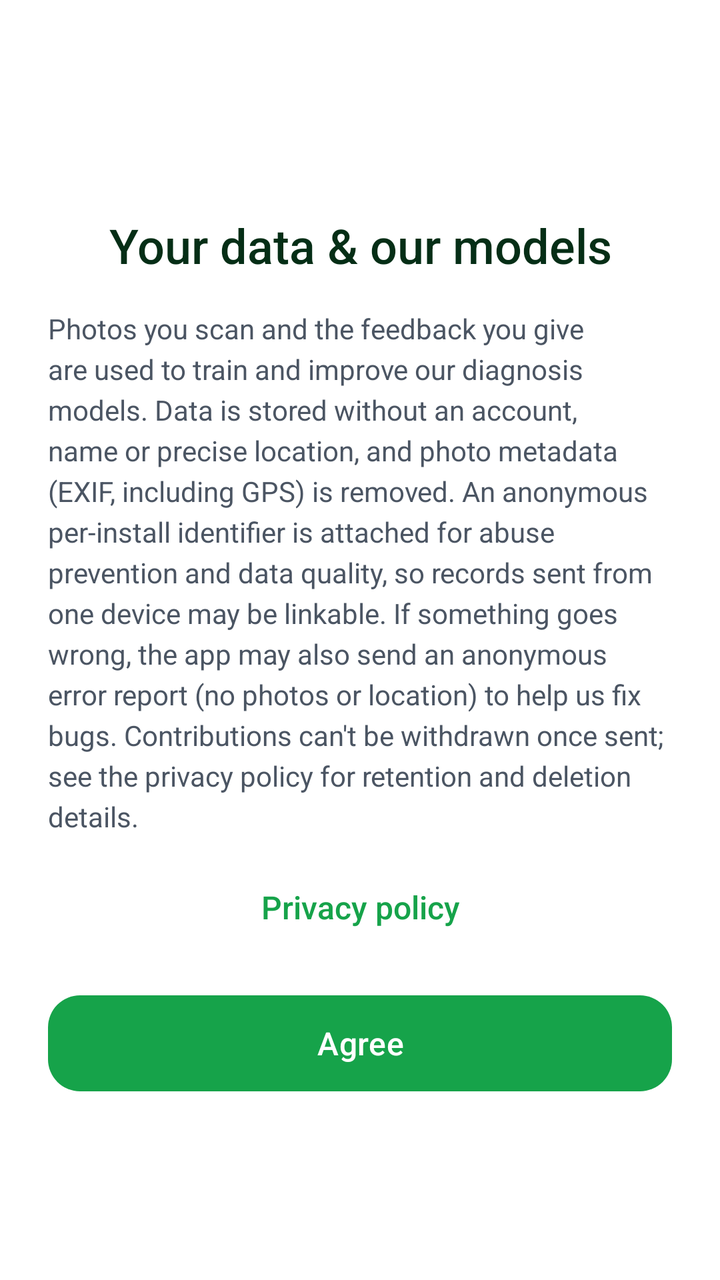
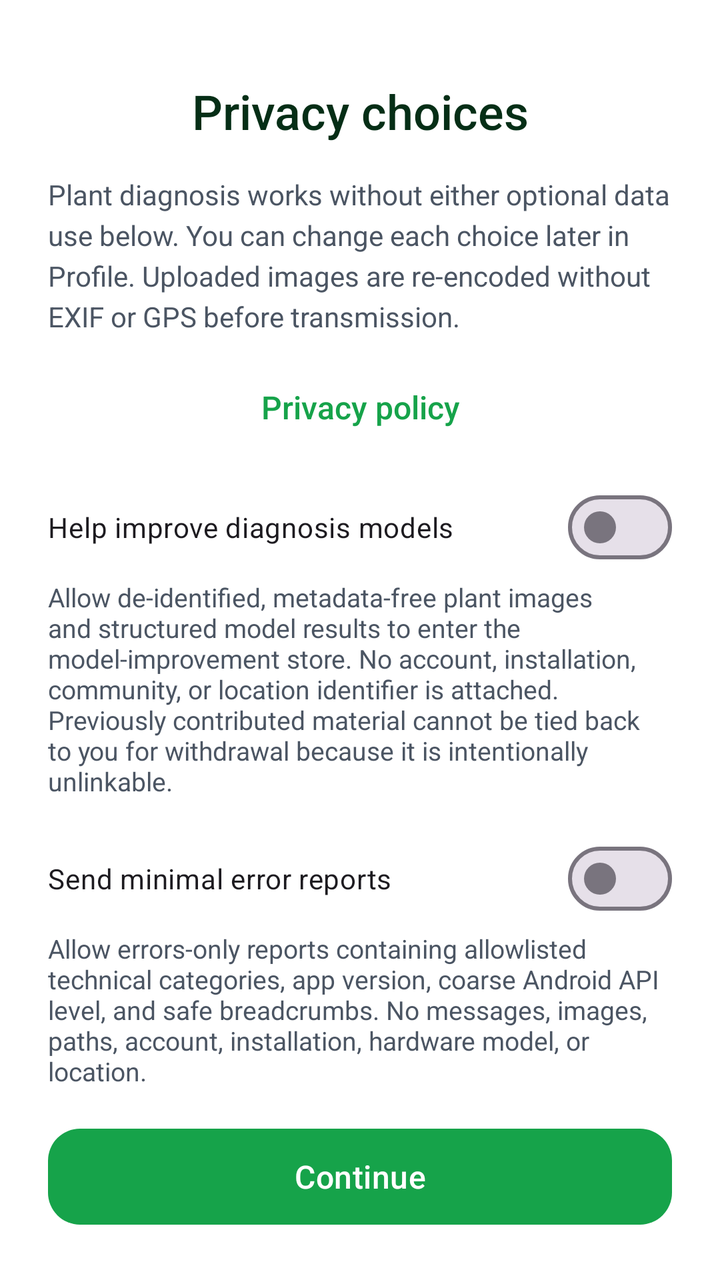

Before-and-after screenshots of an Android layout around one commit, followed by the original layout XML and the change that was made.
<!-- AndroidManifest.xml: application theme Theme.PlantDiseases -->
<!-- res/layout/activity_onboarding.xml -->
<?xml version="1.0" encoding="utf-8"?>
<ScrollView
    xmlns:android="http://schemas.android.com/apk/res/android"
    xmlns:app="http://schemas.android.com/apk/res-auto"
    android:layout_width="match_parent"
    android:layout_height="match_parent"
    android:background="@color/background"
    android:fillViewport="true"
    android:fitsSystemWindows="true"
    android:scrollbars="none">

    <LinearLayout
        android:layout_width="match_parent"
        android:layout_height="wrap_content"
        android:gravity="center"
        android:orientation="vertical"
        android:paddingHorizontal="@dimen/space_2xl"
        android:paddingTop="@dimen/space_lg"
        android:paddingBottom="@dimen/space_lg">

        <TextView
            android:id="@+id/consent_title"
            android:layout_width="match_parent"
            android:layout_height="wrap_content"
            android:layout_marginTop="@dimen/space_lg"
            android:accessibilityHeading="true"
            android:fontFamily="sans-serif-medium"
            android:gravity="center"
            android:text="@string/consent_title"
            android:textColor="@color/on_surface"
            android:textSize="@dimen/text_headline" />

        <TextView
            android:id="@+id/consent_body"
            android:layout_width="match_parent"
            android:layout_height="wrap_content"
            android:layout_marginTop="@dimen/space_lg"
            android:lineSpacingExtra="4dp"
            android:text="@string/consent_body"
            android:textColor="@color/on_surface_secondary"
            android:textSize="@dimen/text_body" />

        <TextView
            android:id="@+id/consent_privacy_link"
            android:layout_width="wrap_content"
            android:layout_height="48dp"
            android:layout_marginTop="@dimen/space_md"
            android:clickable="true"
            android:focusable="true"
            android:fontFamily="sans-serif-medium"
            android:gravity="center"
            android:paddingHorizontal="@dimen/space_md"
            android:text="@string/consent_privacy_link"
            android:textColor="@color/primary"
            android:textSize="@dimen/text_title_sm" />

        <com.google.android.material.button.MaterialButton
            android:id="@+id/consent_agree"
            android:layout_width="match_parent"
            android:layout_height="56dp"
            android:layout_marginTop="@dimen/space_lg"
            android:text="@string/consent_agree"
            android:textSize="@dimen/text_title_sm"
            app:backgroundTint="@color/primary"
            app:cornerRadius="@dimen/radius_md" />

    </LinearLayout>

</ScrollView>
<!-- resources referenced by this layout -->
<resources>
  <color name="background">#FFFFFF</color>
  <color name="on_surface">#052E16</color>
  <color name="on_surface_secondary">#4B5563</color>
  <color name="primary">#16A34A</color>
  <dimen name="radius_md">16dp</dimen>
  <dimen name="space_2xl">24dp</dimen>
  <dimen name="space_lg">16dp</dimen>
  <dimen name="space_md">12dp</dimen>
  <dimen name="text_body">14sp</dimen>
  <dimen name="text_headline">24sp</dimen>
  <dimen name="text_title_sm">16sp</dimen>
  <string name="consent_agree">Agree</string>
  <string name="consent_body">Photos you scan and the feedback you give are used to train and improve our diagnosis models. Data is stored without an account, name or precise location, and photo metadata (EXIF, including GPS) is removed. An anonymous per-install identifier is attached for abuse prevention and data quality, so records sent from one device may be linkable. If something goes wrong, the app may also send an anonymous error report (no photos or location) to help us fix bugs. Contributions can\'t be withdrawn once sent; see the privacy policy for retention and deletion details.</string>
  <string name="consent_privacy_link">Privacy policy</string>
  <string name="consent_title">Your data &amp; our models</string>
  <color name="primary_dark">#15803D</color>
  <color name="on_primary">#FFFFFF</color>
  <color name="primary_light">#DCFCE7</color>
  <color name="secondary">#4ADE80</color>
  <color name="on_secondary">#052E16</color>
  <style name="App.Animation.Navigation" parent="@android:style/Animation.Activity">
          <item name="android:activityOpenEnterAnimation">@anim/navigation_forward_enter</item>
          <item name="android:activityOpenExitAnimation">@anim/navigation_forward_exit</item>
          <item name="android:activityCloseEnterAnimation">@anim/navigation_back_enter</item>
          <item name="android:activityCloseExitAnimation">@anim/navigation_back_exit</item>
      </style>
  <color name="surface">#FFFFFF</color>
  <color name="surface_variant">#F0FDF4</color>
  <color name="surface_container_low">#F4FBF6</color>
  <color name="surface_container">#ECF7F0</color>
  <style name="App.FAB" parent="Widget.Material3.FloatingActionButton.Primary">
          <item name="backgroundTint">@color/primary</item>
          <item name="tint">@color/on_primary</item>
          <item name="rippleColor">@color/primary_dark</item>
          <item name="elevation">6dp</item>
          <item name="hoveredFocusedTranslationZ">8dp</item>
          <item name="pressedTranslationZ">10dp</item>
      </style>
  <style name="App.FAB.Extended" parent="Widget.Material3.ExtendedFloatingActionButton.Primary">
          <item name="backgroundTint">@color/primary</item>
          <item name="iconTint">@color/on_primary</item>
          <item name="android:textColor">@color/on_primary</item>
          <item name="rippleColor">@color/primary_dark</item>
          <item name="elevation">6dp</item>
          <item name="android:fontFamily">sans-serif-medium</item>
          <item name="android:letterSpacing">0.02</item>
      </style>
  <style name="ShapeAppearance.App.Button" parent="ShapeAppearance.Material3.Corner.Large">
          <item name="cornerSize">24dp</item>
      </style>
  <!-- unchanged entries left out for length: 2 -->
</resources>

<!-- the commit's change to res/layout/activity_onboarding.xml (unified diff, before → after) -->
@@ -54,6 +54,38 @@
             android:textColor="@color/primary"
             android:textSize="@dimen/text_title_sm" />
 
+        <com.google.android.material.materialswitch.MaterialSwitch
+            android:id="@+id/switch_training_consent"
+            android:layout_width="match_parent"
+            android:layout_height="wrap_content"
+            android:layout_marginTop="@dimen/space_md"
+            android:checked="false"
+            android:text="@string/training_consent_title" />
+
+        <TextView
+            android:layout_width="match_parent"
+            android:layout_height="wrap_content"
+            android:layout_marginTop="@dimen/space_xxs"
+            android:text="@string/training_consent_subtitle"
+            android:textColor="@color/on_surface_secondary"
+            android:textSize="@dimen/text_body_sm" />
+
+        <com.google.android.material.materialswitch.MaterialSwitch
+            android:id="@+id/switch_telemetry_consent"
+            android:layout_width="match_parent"
+            android:layout_height="wrap_content"
+            android:layout_marginTop="@dimen/space_lg"
+            android:checked="false"
+            android:text="@string/telemetry_consent_title" />
+
+        <TextView
+            android:layout_width="match_parent"
+            android:layout_height="wrap_content"
+            android:layout_marginTop="@dimen/space_xxs"
+            android:text="@string/telemetry_consent_subtitle"
+            android:textColor="@color/on_surface_secondary"
+            android:textSize="@dimen/text_body_sm" />
+
         <com.google.android.material.button.MaterialButton
             android:id="@+id/consent_agree"
             android:layout_width="match_parent"
<!-- resource entries referenced after the edit -->
@@ -8,13 +8,19 @@
   <dimen name="space_2xl">24dp</dimen>
   <dimen name="space_lg">16dp</dimen>
   <dimen name="space_md">12dp</dimen>
+  <dimen name="space_xxs">2dp</dimen>
   <dimen name="text_body">14sp</dimen>
+  <dimen name="text_body_sm">13sp</dimen>
   <dimen name="text_headline">24sp</dimen>
   <dimen name="text_title_sm">16sp</dimen>
-  <string name="consent_agree">Agree</string>
-  <string name="consent_body">Photos you scan and the feedback you give are used to train and improve our diagnosis models. Data is stored without an account, name or precise location, and photo metadata (EXIF, including GPS) is removed. An anonymous per-install identifier is attached for abuse prevention and data quality, so records sent from one device may be linkable. If something goes wrong, the app may also send an anonymous error report (no photos or location) to help us fix bugs. Contributions can\'t be withdrawn once sent; see the privacy policy for retention and deletion details.</string>
+  <string name="consent_agree">Continue</string>
+  <string name="consent_body">Plant diagnosis works without either optional data use below. You can change each choice later in Profile. Uploaded images are re-encoded without EXIF or GPS before transmission.</string>
   <string name="consent_privacy_link">Privacy policy</string>
-  <string name="consent_title">Your data &amp; our models</string>
+  <string name="consent_title">Privacy choices</string>
+  <string name="telemetry_consent_subtitle">Allow errors-only reports containing allowlisted technical categories, app version, coarse Android API level, and safe breadcrumbs. No messages, images, paths, account, installation, hardware model, or location.</string>
+  <string name="telemetry_consent_title">Send minimal error reports</string>
+  <string name="training_consent_subtitle">Allow de-identified, metadata-free plant images and structured model results to enter the model-improvement store. No account, installation, community, or location identifier is attached. Previously contributed material cannot be tied back to you for withdrawal because it is intentionally unlinkable.</string>
+  <string name="training_consent_title">Help improve diagnosis models</string>
   <color name="primary_dark">#15803D</color>
   <color name="on_primary">#FFFFFF</color>
   <color name="primary_light">#DCFCE7</color>
